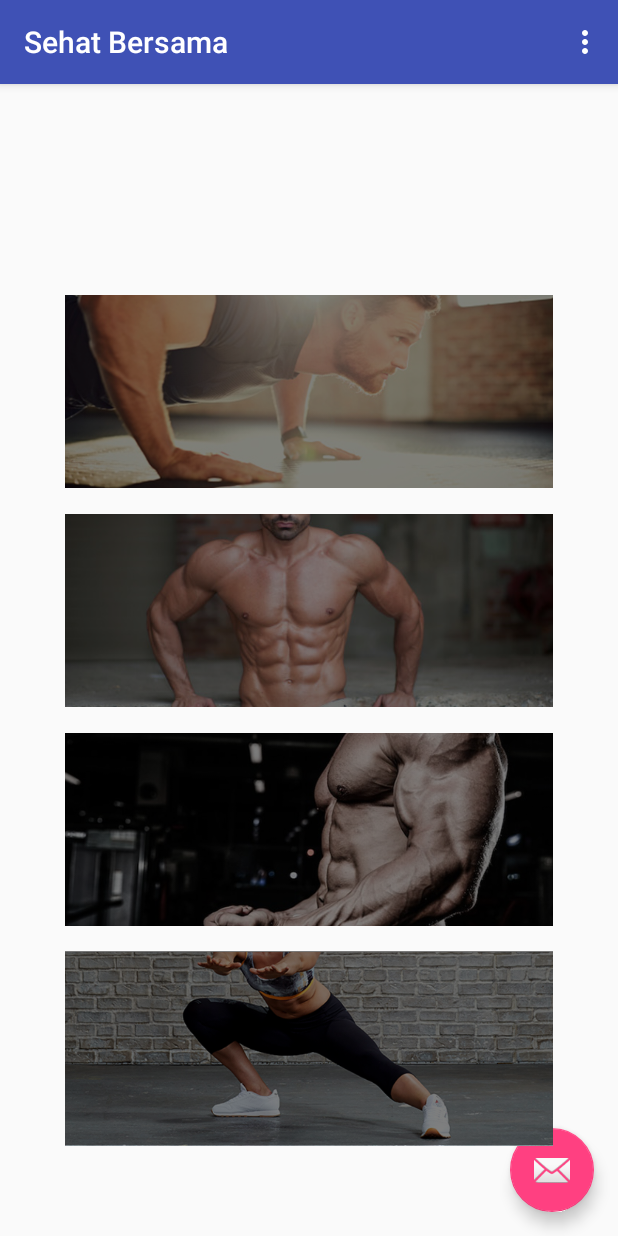
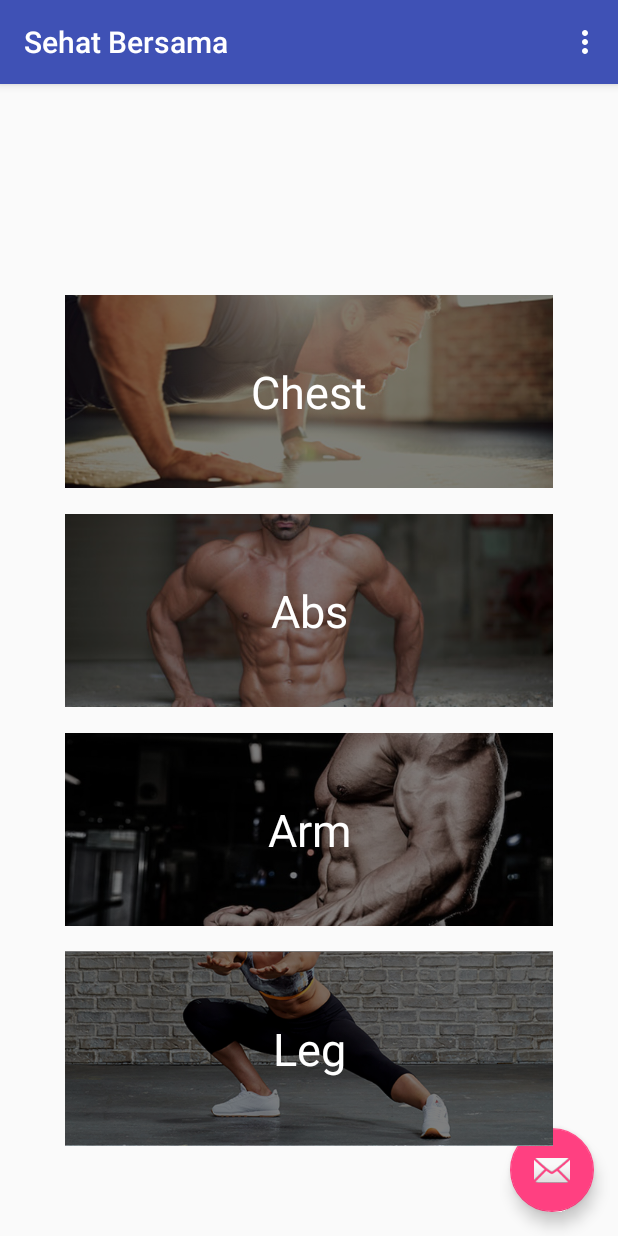
Before and after one commit to wyuuta/android-sehat-bersama, an Android app: the screen it shows after launch (MainActivity), on a phone screen of 412 x 824 dp. Run offline under Robolectric (Android 15) with nearby library versions, the phone set to English and light mode, and no system bars.

Commit message:
Abs text to image in main view

```diff
--- a/app/src/main/res/layout/activity_main.xml
+++ b/app/src/main/res/layout/activity_main.xml
@@ -33,6 +33,10 @@
             android:gravity="center"
             android:orientation="vertical">
 
+            <RelativeLayout
+                android:layout_width="wrap_content"
+                android:layout_height="wrap_content">
+
                 <ImageView
                     android:id="@+id/chestImage"
                     android:layout_width="325dp"
@@ -45,6 +49,24 @@
                     app:layout_constraintStart_toStartOf="parent"
                     app:layout_constraintTop_toTopOf="parent"
                     app:srcCompat="@drawable/chest" />
+
+                <TextView
+                    android:layout_width="wrap_content"
+                    android:layout_height="wrap_content"
+                    android:layout_alignBottom="@+id/chestImage"
+                    android:layout_alignLeft="@+id/chestImage"
+                    android:layout_alignRight="@+id/chestImage"
+                    android:layout_alignTop="@+id/chestImage"
+                    android:layout_margin="1dp"
+                    android:gravity="center"
+                    android:text="Chest"
+                    android:textColor="#FFFFFF"
+                    android:textSize="30dp" />
+            </RelativeLayout>
+
+            <RelativeLayout
+                android:layout_width="wrap_content"
+                android:layout_height="wrap_content">
 
                 <ImageView
                     android:id="@+id/absImage"
@@ -59,6 +81,24 @@
                     app:layout_constraintTop_toBottomOf="@+id/imageView"
                     app:srcCompat="@drawable/abs" />
 
+                <TextView
+                    android:layout_width="wrap_content"
+                    android:layout_height="wrap_content"
+                    android:layout_alignBottom="@+id/absImage"
+                    android:layout_alignLeft="@+id/absImage"
+                    android:layout_alignRight="@+id/absImage"
+                    android:layout_alignTop="@+id/absImage"
+                    android:layout_margin="1dp"
+                    android:gravity="center"
+                    android:text="Abs"
+                    android:textColor="#FFFFFF"
+                    android:textSize="30dp" />
+            </RelativeLayout>
+
+            <RelativeLayout
+                android:layout_width="wrap_content"
+                android:layout_height="wrap_content">
+
                 <ImageView
                     android:id="@+id/armImage"
                     android:layout_width="325dp"
@@ -69,8 +109,26 @@
                     android:onClick="armCourse"
                     app:layout_constraintEnd_toEndOf="parent"
                     app:layout_constraintStart_toStartOf="parent"
-            app:layout_constraintTop_toBottomOf="@+id/imageView2"
+                    app:layout_constraintTop_toBottomOf="parent"
                     app:srcCompat="@drawable/arm" />
+
+                <TextView
+                    android:layout_width="wrap_content"
+                    android:layout_height="wrap_content"
+                    android:layout_alignBottom="@+id/armImage"
+                    android:layout_alignLeft="@+id/armImage"
+                    android:layout_alignRight="@+id/armImage"
+                    android:layout_alignTop="@+id/armImage"
+                    android:layout_margin="1dp"
+                    android:gravity="center"
+                    android:text="Arm"
+                    android:textColor="#FFFFFF"
+                    android:textSize="30dp" />
+            </RelativeLayout>
+
+            <RelativeLayout
+                android:layout_width="wrap_content"
+                android:layout_height="wrap_content">
 
                 <ImageView
                     android:id="@+id/legImage"
@@ -82,8 +140,23 @@
                     android:onClick="legCourse"
                     app:layout_constraintEnd_toEndOf="parent"
                     app:layout_constraintStart_toStartOf="parent"
-            app:layout_constraintTop_toBottomOf="@+id/imageView3"
+                    app:layout_constraintTop_toBottomOf="parent"
                     app:srcCompat="@drawable/leg" />
+
+                <TextView
+                    android:layout_width="wrap_content"
+                    android:layout_height="wrap_content"
+                    android:layout_alignBottom="@+id/legImage"
+                    android:layout_alignLeft="@+id/legImage"
+                    android:layout_alignRight="@+id/legImage"
+                    android:layout_alignTop="@+id/legImage"
+                    android:layout_margin="1dp"
+                    android:gravity="center"
+                    android:text="Leg"
+                    android:textColor="#FFFFFF"
+                    android:textSize="30dp" />
+            </RelativeLayout>
+
 
             <!--<ImageView-->
             <!--android:id="@+id/shoulderImage"-->
```
Lines whose indentation alone changed are shown as unchanged.
